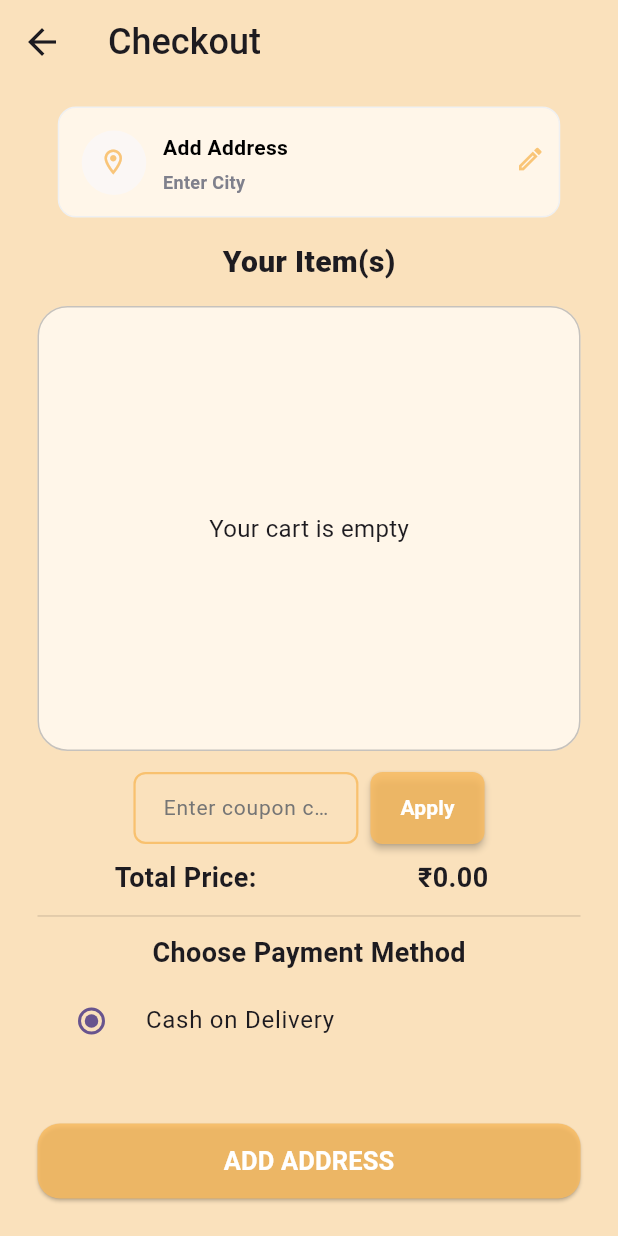
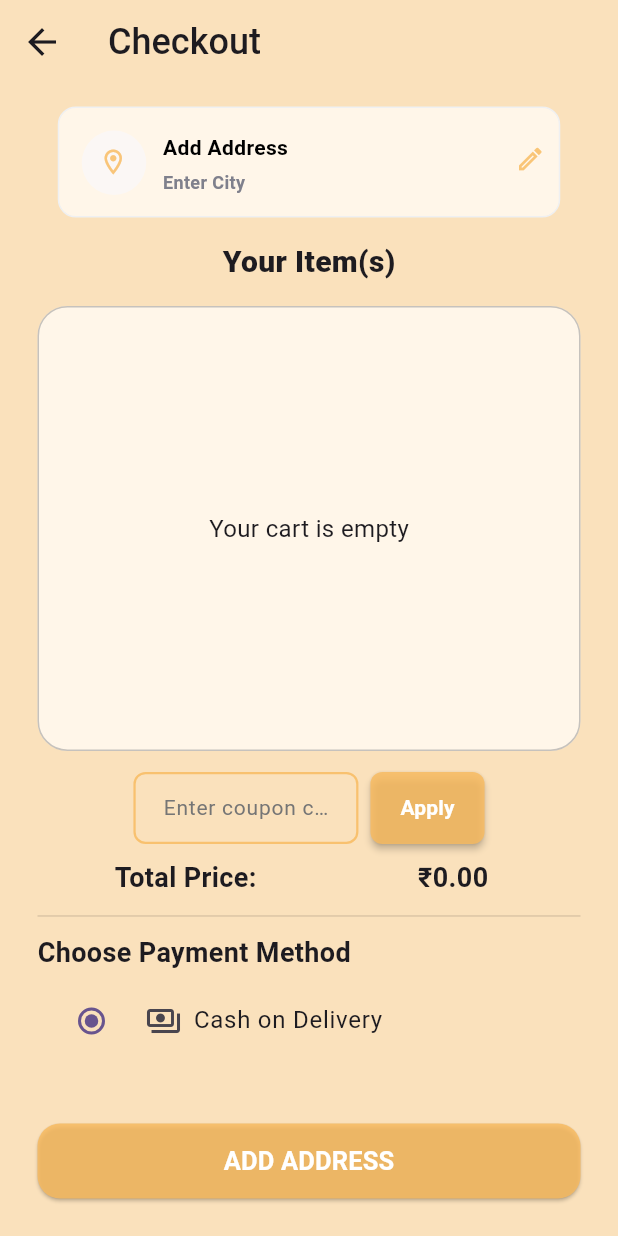
Before and after one commit to satyampandey73/reto_india_test_main_app, a Flutter app: the CheckoutScreen screen opened directly with empty values, on a phone screen of 412 x 824 dp. Run offline on Flutter 3.47's test engine with Material 3 defaults, Android fonts, the phone set to English and light mode, and no system bars; our stand-ins replace animated_text_kit, badges, cached_network_image, cloud_firestore, curved_navigation_bar, firebase_auth and 10 more; missing offline and left inert: razorpay_flutter; accounts and stored records are empty; network calls fail.

Commit message:
Online Payement Integration

```diff
--- a/lib/views/screens/inner_screens/checkout_screen.dart
+++ b/lib/views/screens/inner_screens/checkout_screen.dart
@@ -7,6 +7,8 @@ import 'package:reto_app/models/cart_models.dart';
 import 'package:reto_app/provider/cart_provider.dart';
 import 'package:reto_app/views/screens/inner_screens/shipping_address_screen.dart';
 import 'package:reto_app/views/screens/main_screen.dart';
+import 'package:reto_app/views/screens/inner_screens/payement_screen.dart';
+
 import 'package:uuid/uuid.dart';
 
 // Create a service class to handle Firebase operations
@@ -167,7 +169,9 @@ class FirebaseService {
           'pinCode': userData['pinCode'] ?? '',
           'deliveredCount': 0,
           'delivered': false,
-          'processing': true,
+          'processing': false,
+          'canceled': false,
+          'placed': true,
           'vendorId': item.vendorId,
           'createdAt': FieldValue.serverTimestamp(),
         });
@@ -385,6 +389,52 @@ class _CheckoutScreenState extends ConsumerState<CheckoutScreen> {
     }
   }
 
+  Future<void> _processCashOnDeliveryOrder() async {
+    setState(() => _isLoading = true);
+
+    try {
+      final cartItems =
+          ref.read(cartProvider.notifier).getCartItem.values.toList();
+
+      // Place order
+      final success = await _firebaseService.placeOrder(
+        cartItems: cartItems,
+        userData: _userData,
+        discount: _discount,
+        onError: (errorMessage) {
+          ErrorHandler.showErrorDialog(
+            context,
+            title: 'Order Failed',
+            message:
+                'Some items in your cart are unavailable:\n\n$errorMessage\n\nPlease update your cart and try again.',
+          );
+        },
+      );
+
+      if (success) {
+        // Clear cart on success
+        ref.read(cartProvider.notifier).clearCartData();
+
+        // Navigate to main screen
+        Navigator.pushAndRemoveUntil(
+          context,
+          MaterialPageRoute(builder: (context) => const MainScreen(index: 1)),
+          (route) => false,
+        );
+
+        ErrorHandler.showSnackBar(context, message: 'Order Has Been Placed');
+      }
+    } catch (e) {
+      ErrorHandler.showSnackBar(
+        context,
+        message: 'An unexpected error occurred: $e',
+        isError: true,
+      );
+    } finally {
+      if (mounted) setState(() => _isLoading = false);
+    }
+  }
+
   // Process order
   Future<void> _processOrder() async {
     if (_state.isEmpty) {
@@ -396,6 +446,8 @@ class _CheckoutScreenState extends ConsumerState<CheckoutScreen> {
       return;
     }
 
+    // Handle different payment methods
+    if (_selectedPaymentMethod == 'cashOnDelivery') {
       // Show confirmation dialog for COD
       final bool? confirm = await showDialog<bool>(
         context: context,
@@ -442,48 +494,19 @@ class _CheckoutScreenState extends ConsumerState<CheckoutScreen> {
 
       if (confirm != true) return;
 
-    setState(() => _isLoading = true);
+      await _processCashOnDeliveryOrder();
+    } else if (_selectedPaymentMethod == 'razorpay') {
+      // Navigate to RazorPay payment screen
+      final double discountedTotal = widget.totalPrice * (1.0 - _discount);
 
-    try {
-      final cartItems =
-          ref.read(cartProvider.notifier).getCartItem.values.toList();
-
-      // Place order
-      final success = await _firebaseService.placeOrder(
-        cartItems: cartItems,
-        userData: _userData,
-        discount: _discount,
-        onError: (errorMessage) {
-          ErrorHandler.showErrorDialog(
+      Navigator.push(
         context,
-            title: 'Order Failed',
-            message:
-                'Some items in your cart are unavailable:\n\n$errorMessage\n\nPlease update your cart and try again.',
+        MaterialPageRoute(
+          builder:
+              (context) =>
+                  RazorPayPage(amount: discountedTotal, discount: _discount),
+        ),
       );
-        },
-      );
-
-      if (success) {
-        // Clear cart on success
-        ref.read(cartProvider.notifier).clearCartData();
-
-        // Navigate to main screen
-        Navigator.pushAndRemoveUntil(
-          context,
-          MaterialPageRoute(builder: (context) => const MainScreen(index: 1)),
-          (route) => false,
-        );
-
-        ErrorHandler.showSnackBar(context, message: 'Order Has Been Placed');
-      }
-    } catch (e) {
-      ErrorHandler.showSnackBar(
-        context,
-        message: 'An unexpected error occurred: $e',
-        isError: true,
-      );
-    } finally {
-      if (mounted) setState(() => _isLoading = false);
     }
   }
 
@@ -745,6 +768,55 @@ class _CheckoutScreenState extends ConsumerState<CheckoutScreen> {
     );
   }
 
+  Widget _buildPaymentOptions() {
+    return Column(
+      crossAxisAlignment: CrossAxisAlignment.start,
+      children: [
+        const Text(
+          'Choose Payment Method',
+          style: TextStyle(fontSize: 18, fontWeight: FontWeight.bold),
+        ),
+        const SizedBox(height: 4),
+
+        // Cash on Delivery option
+        RadioListTile<String>(
+          title: Row(
+            children: [
+              const Icon(Icons.payments_outlined),
+              const SizedBox(width: 8),
+              const Text('Cash on Delivery'),
+            ],
+          ),
+          value: 'cashOnDelivery',
+          groupValue: _selectedPaymentMethod,
+          onChanged: (String? value) {
+            if (value != null) {
+              setState(() => _selectedPaymentMethod = value);
+            }
+          },
+        ),
+
+        // Online Payment option with RazorPay
+        RadioListTile<String>(
+          title: Row(
+            children: [
+              const Icon(Icons.account_balance_wallet_outlined),
+              const SizedBox(width: 8),
+              const Text('Pay Online (RazorPay)'),
+            ],
+          ),
+          value: 'razorpay',
+          groupValue: _selectedPaymentMethod,
+          onChanged: (String? value) {
+            if (value != null) {
+              setState(() => _selectedPaymentMethod = value);
+            }
+          },
+        ),
+      ],
+    );
+  }
+
   @override
   Widget build(BuildContext context) {
     final cartProviderData = ref.watch(cartProvider);
@@ -871,25 +943,25 @@ class _CheckoutScreenState extends ConsumerState<CheckoutScreen> {
                   ),
 
                   const Divider(color: Colors.black12, height: 24),
+                  _buildPaymentOptions(),
+                  // Payment Options Section
+                  // const Text(
+                  //   'Choose Payment Method',
+                  //   style: TextStyle(fontSize: 18, fontWeight: FontWeight.bold),
+                  // ),
 
-                  // Payment Options Section
-                  const Text(
-                    'Choose Payment Method',
-                    style: TextStyle(fontSize: 18, fontWeight: FontWeight.bold),
-                  ),
+                  // const SizedBox(height: 4),
 
-                  const SizedBox(height: 4),
-
-                  RadioListTile<String>(
-                    title: const Text('Cash on Delivery'),
-                    value: 'cashOnDelivery',
-                    groupValue: _selectedPaymentMethod,
-                    onChanged: (String? value) {
-                      if (value != null) {
-                        setState(() => _selectedPaymentMethod = value);
-                      }
-                    },
-                  ),
+                  // RadioListTile<String>(
+                  //   title: const Text('Cash on Delivery'),
+                  //   value: 'cashOnDelivery',
+                  //   groupValue: _selectedPaymentMethod,
+                  //   onChanged: (String? value) {
+                  //     if (value != null) {
+                  //       setState(() => _selectedPaymentMethod = value);
+                  //     }
+                  //   },
+                  // ),
 
                   const SizedBox(height: 100), // Space for bottomSheet
                 ],
--- a/lib/views/screens/inner_screens/payement_screen.dart
+++ b/lib/views/screens/inner_screens/payement_screen.dart
@@ -8,8 +8,7 @@ import 'package:reto_app/views/screens/main_screen.dart';
 import 'package:uuid/uuid.dart';
 
 class RazorPayPage extends ConsumerStatefulWidget {
-  const RazorPayPage({Key? key, required this.amount, required this.discount})
-    : super(key: key);
+  const RazorPayPage({super.key, required this.amount, required this.discount});
   final double amount;
   final double discount;
 
--- a/lib/views/screens/main_screen.dart
+++ b/lib/views/screens/main_screen.dart
@@ -28,7 +28,6 @@ class _MainScreenState extends ConsumerState<MainScreen> {
   ];
   @override
   void initState() {
-    // TODO: implement initState
     super.initState();
     WidgetsBinding.instance.addPostFrameCallback((_) {
       ref.read(productProvider.notifier).fetchAllProducts();
```
Lines whose indentation alone changed are shown as unchanged.
